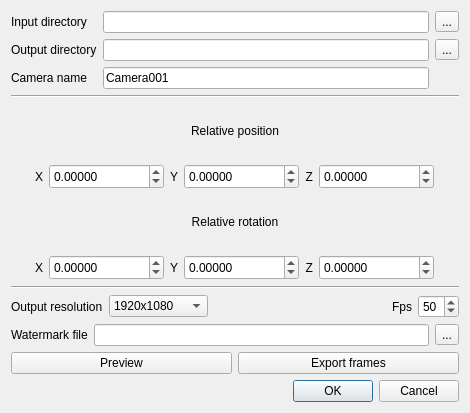
The window that plugins/core/qWrlAnimation/ui/wrlAnimationDlg.ui (PSNC-NM/CloudCompare) describes before a commit, drawn with Qt 5.
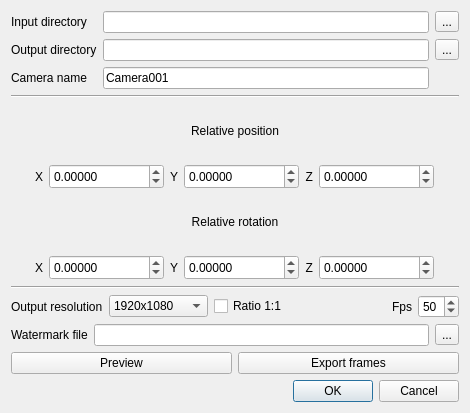
The same window after the commit. Icons and pictures are not drawn.

Commit message: qWrlAnimation ratio 1:1

```diff
--- a/plugins/core/qWrlAnimation/ui/wrlAnimationDlg.ui
+++ b/plugins/core/qWrlAnimation/ui/wrlAnimationDlg.ui
@@ -451,6 +451,13 @@
        </item>
       </widget>
      </item>
+     <item>
+      <widget class="QCheckBox" name="ratioCheckBox">
+       <property name="text">
+        <string>Ratio 1:1</string>
+       </property>
+      </widget>
+     </item>
      <item>
       <spacer name="horizontalSpacer">
        <property name="orientation">
```
The commit also changes 1 other file.
